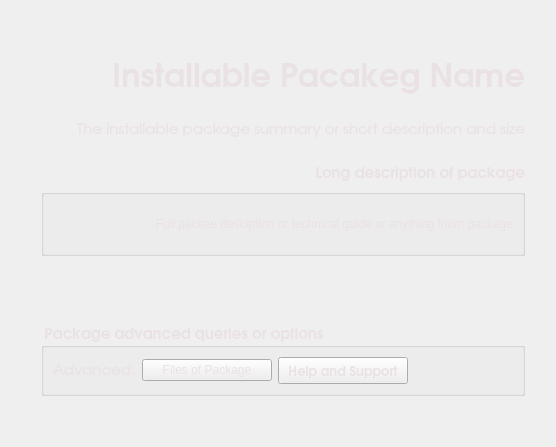
Qt form modules_uic/installator.ui (hmikihth/package-wizard) before a commit.
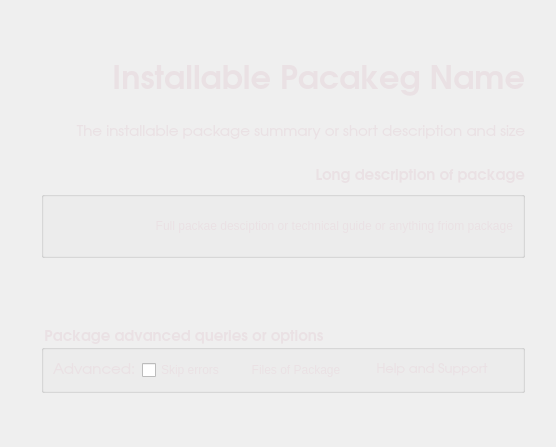
The same form after that commit. Icons and pictures are not drawn.

Diff of the .ui file:
```diff
--- a/modules_uic/installator.ui
+++ b/modules_uic/installator.ui
@@ -183,33 +183,6 @@
            </widget>
           </item>
           <item row="1" column="3">
-           <widget class="QPushButton" name="buttonHelpPages">
-            <property name="sizePolicy">
-             <sizepolicy hsizetype="Fixed" vsizetype="Fixed">
-              <horstretch>0</horstretch>
-              <verstretch>0</verstretch>
-             </sizepolicy>
-            </property>
-            <property name="minimumSize">
-             <size>
-              <width>130</width>
-              <height>2</height>
-             </size>
-            </property>
-            <property name="font">
-             <font>
-              <family>URW Gothic L</family>
-              <pointsize>10</pointsize>
-              <weight>75</weight>
-              <bold>true</bold>
-             </font>
-            </property>
-            <property name="text">
-             <string>Help and Support</string>
-            </property>
-           </widget>
-          </item>
-          <item row="1" column="2">
            <widget class="QPushButton" name="pushButton">
             <property name="minimumSize">
              <size>
@@ -220,9 +193,22 @@
             <property name="text">
              <string>Files of Package</string>
             </property>
+            <property name="icon">
+             <iconset theme="view-list-text">
+              <normaloff>.</normaloff>.</iconset>
+            </property>
+            <property name="autoDefault">
+             <bool>false</bool>
+            </property>
+            <property name="default">
+             <bool>false</bool>
+            </property>
+            <property name="flat">
+             <bool>true</bool>
+            </property>
            </widget>
           </item>
-          <item row="1" column="4">
+          <item row="1" column="5">
            <spacer name="horizontalSpacer_2">
             <property name="orientation">
              <enum>Qt::Horizontal</enum>
@@ -238,6 +224,50 @@
             </property>
            </spacer>
           </item>
+          <item row="1" column="4">
+           <widget class="QPushButton" name="buttonHelpPages">
+            <property name="sizePolicy">
+             <sizepolicy hsizetype="Fixed" vsizetype="Fixed">
+              <horstretch>0</horstretch>
+              <verstretch>0</verstretch>
+             </sizepolicy>
+            </property>
+            <property name="minimumSize">
+             <size>
+              <width>130</width>
+              <height>2</height>
+             </size>
+            </property>
+            <property name="font">
+             <font>
+              <family>URW Gothic L</family>
+              <pointsize>10</pointsize>
+              <weight>50</weight>
+              <bold>false</bold>
+             </font>
+            </property>
+            <property name="text">
+             <string>Help and Support</string>
+            </property>
+            <property name="icon">
+             <iconset theme="help-about">
+              <normaloff>.</normaloff>.</iconset>
+            </property>
+            <property name="flat">
+             <bool>true</bool>
+            </property>
+           </widget>
+          </item>
+          <item row="1" column="1">
+           <widget class="QCheckBox" name="checkBox">
+            <property name="text">
+             <string>Skip errors</string>
+            </property>
+            <property name="checkable">
+             <bool>false</bool>
+            </property>
+           </widget>
+          </item>
          </layout>
         </widget>
        </item>
```
Left out of the diff: 5 changed lines with no effect on the pictures.
